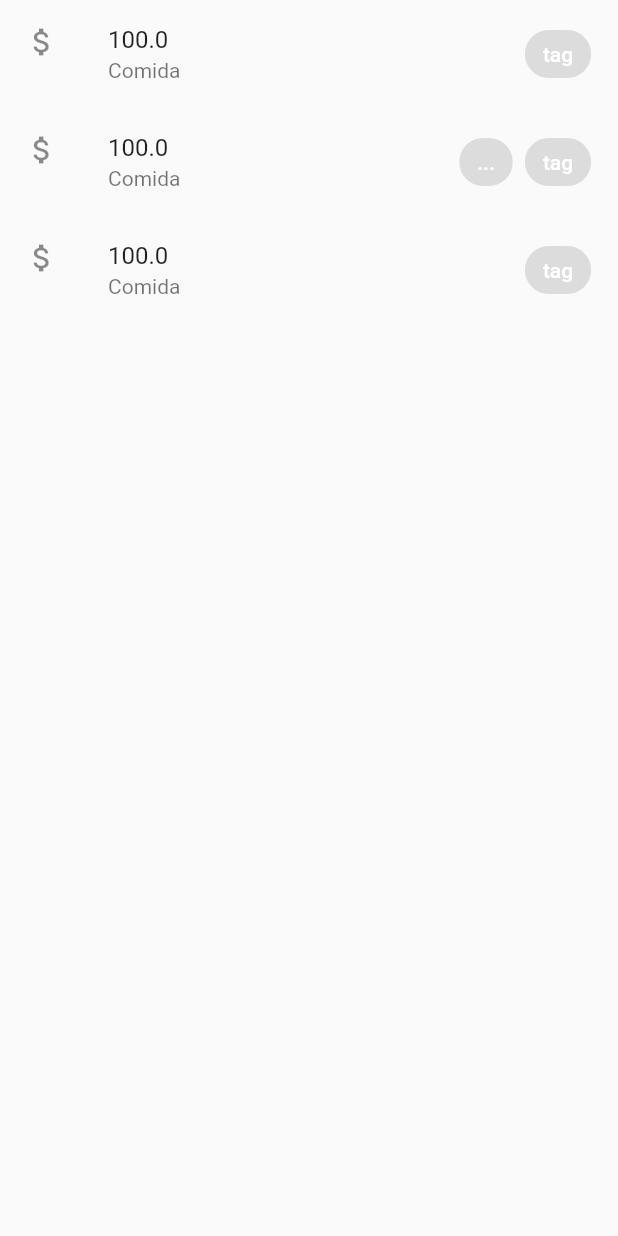
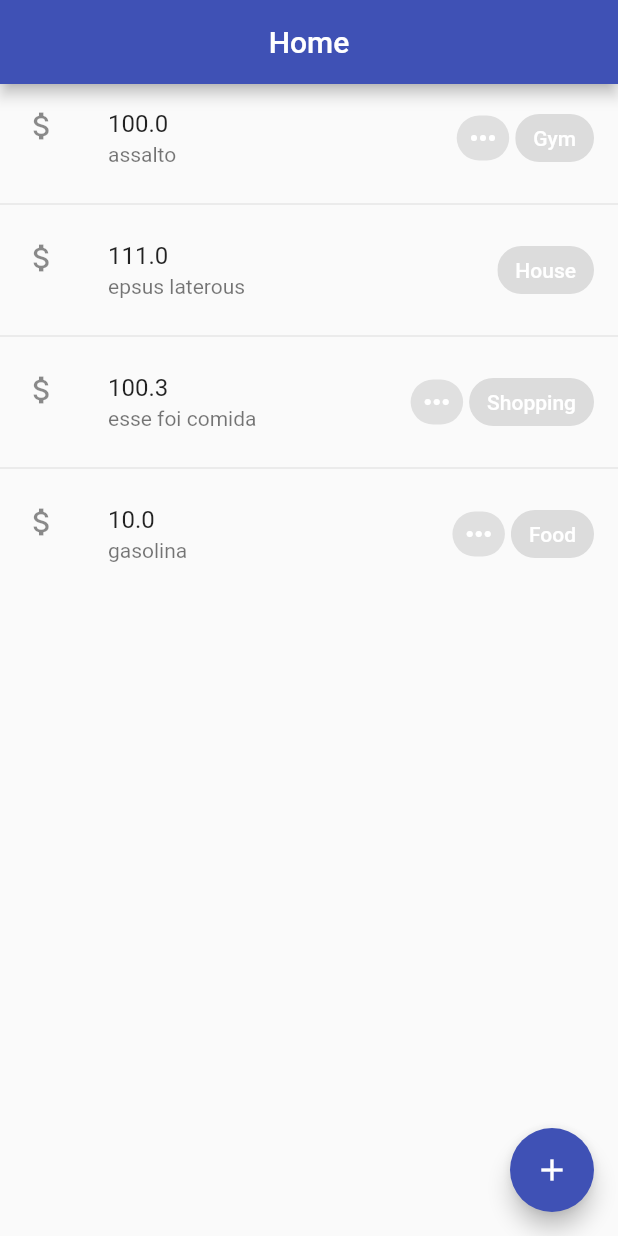
Before and after one commit to mse-moises/blackhole, a Flutter app: the screen it shows after launch, on a phone screen of 412 x 824 dp. Run offline on Flutter 3.47's test engine with Material 2 defaults, Android fonts, the light colour scheme and no system bars.

Commit message:
feat: create tags and new transaction page

```diff
--- a/lib/components/chip_component.dart
+++ /dev/null
@@ -1,28 +0,0 @@
-import 'package:flutter/material.dart';
-
-class ChipComponent extends StatelessWidget {
-  const ChipComponent({ Key? key, required this.label }) : super(key: key);
-
-  final String label;
-
-  @override
-  Widget build(BuildContext context) {
-    return Chip(
-      //labelPadding: EdgeInsets.all(2.0),
-      // avatar: CircleAvatar(
-      //   backgroundColor: Colors.white70,
-      //   child: Text(label[0].toUpperCase()),
-      // ),
-      label: Text(
-        label,
-        style: const TextStyle(
-          color: Colors.white,
-        ),
-      ),
-      // backgroundColor: color,
-      // elevation: 6.0,
-      // shadowColor: Colors.grey[60],
-      // padding: EdgeInsets.all(8.0),
-    );
-  }
-}
--- a/lib/components/transaction_tile.dart
+++ /dev/null
@@ -1,41 +0,0 @@
-import 'package:blackhole/components/chip_component.dart';
-import 'package:flutter/material.dart';
-
-class TransactionTile extends StatelessWidget {
-  const TransactionTile({
-    Key? key,
-    required this.name,
-    required this.observation,
-    required this.value,
-
-    //formock
-    required this.numberOfTags
-  }) : super(key: key);
-
-  final String name;
-  final double value;
-  final String observation;
-
-  //formock
-  final int numberOfTags;
-
-  @override
-  Widget build(BuildContext context) {
-    return ListTile(
-      leading: Icon(Icons.attach_money),
-      title: Text(value.toString()),
-      subtitle: Text(name),
-      trailing: Row(
-        mainAxisSize: MainAxisSize.min,
-        mainAxisAlignment: MainAxisAlignment.end,
-        children: [
-           if(numberOfTags > 1 ) ...[
-            const ChipComponent(label: "..."),
-          ],
-
-          const ChipComponent(label: "tag"),
-        ],
-      ),
-    );
-  }
-}
--- /dev/null
+++ b/lib/const/const_theme.dart
@@ -0,0 +1,5 @@
+const SMALL_SPACE = 4.0;
+const MEDIUM_SPACE = 8.0;
+const LARGE_SPACE = 16.0;
+
+const CONST_BORDER_RADIUS_BUTTON_CHIP = 16.0;
--- a/lib/main.dart
+++ b/lib/main.dart
@@ -1,4 +1,5 @@
-import 'package:blackhole/pages/home_page/home_page.dart';
+import 'package:blackhole/view/pages/create_transaction_page/create_transaction_page.dart';
+import 'package:blackhole/view/pages/home_page/home_page.dart';
 import 'package:flutter/material.dart';
 
 void main() {
@@ -16,7 +17,13 @@ class MyApp extends StatelessWidget {
       theme: ThemeData(
         primarySwatch: Colors.indigo,
       ),
-      home: const HomePage(),
+      initialRoute: '/',
+      routes: {
+        // When navigating to the "/" route, build the FirstScreen widget.
+        HomePage.route: (context) => const HomePage(),
+        // When navigating to the "/second" route, build the SecondScreen widget.
+        CreateTransactionPage.route: (context) => const CreateTransactionPage(),
+      },
     );
   }
 }
--- /dev/null
+++ b/lib/mock/mock_list.dart
@@ -0,0 +1,41 @@
+import 'package:blackhole/models/tag_model.dart';
+import 'package:blackhole/models/transaction_model.dart';
+
+class MockList {
+  static final chipList = <TagModel>[
+    TagModel(label: "Shopping"),
+    TagModel(label: "Food"),
+    TagModel(label: "Gym"),
+    TagModel(label: "House"),
+  ];
+
+  static final transactionList = <TransactionModel>[
+    TransactionModel(
+      value: 100.0,
+      observation: "assalto",
+      tags: chipList,
+      primaryTag: chipList[2],
+    ),
+    TransactionModel(
+      value: 111.0,
+      observation: "epsus laterous",
+      tags: [chipList[3]],
+      primaryTag: chipList[3],
+    ),
+    TransactionModel(
+      value: 100.3,
+      observation: "esse foi comida",
+      tags: chipList,
+      primaryTag: chipList[0],
+    ),
+    TransactionModel(
+      value: 10.0,
+      observation: "gasolina",
+      tags: [
+        chipList[1],
+        chipList[3],
+      ],
+      primaryTag: chipList[1],
+    ),
+  ];
+}
--- /dev/null
+++ b/lib/models/tag_model.dart
@@ -0,0 +1,5 @@
+class TagModel{
+  final String label;
+
+  TagModel({required this.label,});
+}
--- /dev/null
+++ b/lib/models/transaction_model.dart
@@ -0,0 +1,17 @@
+import 'package:blackhole/models/tag_model.dart';
+
+class TransactionModel {
+
+  final double value;
+  final String observation;
+
+  final TagModel primaryTag;
+  final List<TagModel> tags;
+
+  TransactionModel( {
+    required this.value,
+    required this.observation,
+    required this.tags,
+    required this.primaryTag,
+  });
+}
--- a/lib/pages/home_page/home_page.dart
+++ /dev/null
@@ -1,43 +0,0 @@
-import 'package:blackhole/components/transaction_tile.dart';
-import 'package:blackhole/const/mock_const.dart';
-import 'package:flutter/material.dart';
-
-class HomePage extends StatelessWidget {
-  const HomePage({Key? key}) : super(key: key);
-
-  @override
-  Widget build(BuildContext context) {
-    return Scaffold(
-      body: SafeArea(
-        child: ListView(
-          children: const [
-            TransactionTile(
-              name: NAME_MOCK,
-              observation: OBSERVATION_MOCK,
-              value: VALUE_MOCK,
-
-              //numberForMock
-              numberOfTags: 1,
-            ),
-            TransactionTile(
-              name: NAME_MOCK,
-              observation: OBSERVATION_MOCK,
-              value: VALUE_MOCK,
-
-              //numberForMock
-              numberOfTags: 2,
-            ),
-            TransactionTile(
-              name: NAME_MOCK,
-              observation: OBSERVATION_MOCK,
-              value: VALUE_MOCK,
-
-              //numberForMock
-              numberOfTags: 1,
-            ),
-          ],
-        ),
-      ),
-    );
-  }
-}
--- /dev/null
+++ b/lib/view/components/button_tag_component.dart
@@ -0,0 +1,32 @@
+import 'package:blackhole/const/const_theme.dart';
+import 'package:flutter/material.dart';
+
+class ButtonTagComponent extends StatelessWidget {
+  ButtonTagComponent({
+    Key? key,
+    required this.label,
+  }) : super(key: key);
+
+  final String label;
+
+  @override
+  Widget build(BuildContext context) {
+    return InkWell(
+      onTap: () {},
+      child: SizedBox(
+        height: 30,
+        width: 35,
+        child: Container(
+          decoration: BoxDecoration(
+            color: Colors.grey[300],
+            borderRadius: BorderRadius.circular(CONST_BORDER_RADIUS_BUTTON_CHIP),
+          ),
+          child: const Icon(
+            Icons.more_horiz,
+            color: Colors.white,
+          ),
+        ),
+      ),
+    );
+  }
+}
--- /dev/null
+++ b/lib/view/components/tag_component.dart
@@ -0,0 +1,19 @@
+import 'package:flutter/material.dart';
+
+class TagComponent extends StatelessWidget {
+  const TagComponent({ Key? key, required this.label }) : super(key: key);
+
+  final String label;
+
+  @override
+  Widget build(BuildContext context) {
+    return Chip(
+      label: Text(
+        label,
+        style: const TextStyle(
+          color: Colors.white,
+        ),
+      ),
+    );
+  }
+}
--- /dev/null
+++ b/lib/view/components/transaction_tile.dart
@@ -0,0 +1,36 @@
+import 'package:blackhole/const/const_theme.dart';
+import 'package:blackhole/models/transaction_model.dart';
+import 'package:blackhole/view/components/button_tag_component.dart';
+import 'package:blackhole/view/components/tag_component.dart';
+import 'package:flutter/material.dart';
+
+class TransactionTile extends StatelessWidget {
+  const TransactionTile({
+    Key? key,
+    required this.transactionModel,
+  }) : super(key: key);
+
+  final TransactionModel transactionModel;
+
+  @override
+  Widget build(BuildContext context) {
+    return ListTile(
+      leading: const Icon(Icons.attach_money),
+      title: Text(transactionModel.value.toString()),
+      subtitle: Text(transactionModel.observation),
+      trailing: Row(
+        mainAxisSize: MainAxisSize.min,
+        mainAxisAlignment: MainAxisAlignment.end,
+        children: [
+          if (transactionModel.tags.length > 1) ...[
+            ButtonTagComponent(label: "..."),
+            const SizedBox(
+              width: SMALL_SPACE,
+            ),
+          ],
+          TagComponent(label: transactionModel.primaryTag.label),
+        ],
+      ),
+    );
+  }
+}
--- /dev/null
+++ b/lib/view/pages/create_transaction_page/create_transaction_page.dart
@@ -0,0 +1,19 @@
+import 'package:flutter/material.dart';
+
+class CreateTransactionPage extends StatelessWidget {
+  static const String route = "/new-transaction";
+  const CreateTransactionPage({Key? key}) : super(key: key);
+
+  @override
+  Widget build(BuildContext context) {
+    return Scaffold(
+      appBar: AppBar(
+        centerTitle: true,
+        title: const Text("New transaction"),
+      ),
+      body: SafeArea(
+        child: Container(),
+      ),
+    );
+  }
+}
--- /dev/null
+++ b/lib/view/pages/home_page/home_page.dart
@@ -0,0 +1,45 @@
+import 'package:blackhole/mock/mock_list.dart';
+import 'package:blackhole/view/components/transaction_tile.dart';
+import 'package:blackhole/view/pages/create_transaction_page/create_transaction_page.dart';
+import 'package:flutter/material.dart';
+
+class HomePage extends StatelessWidget {
+  static const String route = "/";
+  const HomePage({Key? key}) : super(key: key);
+
+  @override
+  Widget build(BuildContext context) {
+    return Scaffold(
+      appBar: AppBar(
+        centerTitle: true,
+        title: const Text("Home"),
+      ),
+      floatingActionButton: FloatingActionButton(
+        onPressed: () => Navigator.pushNamed(context, CreateTransactionPage.route),
+        child: const Icon(Icons.add),
+      ),
+      body: const SafeArea(
+        child: _HomeBody(),
+      ),
+    );
+  }
+}
+
+class _HomeBody extends StatelessWidget {
+  const _HomeBody({Key? key}) : super(key: key);
+
+  @override
+  Widget build(BuildContext context) {
+    return ListView.separated(
+      itemBuilder: (_, index) {
+        return TransactionTile(
+          transactionModel: MockList.transactionList[index],
+        );
+      },
+      separatorBuilder: (_, __) {
+        return const Divider();
+      },
+      itemCount: MockList.transactionList.length,
+    );
+  }
+}
```
Also changed, not shown: lib/mock/mock_const.dart (renamed from lib/const/mock_const.dart).
